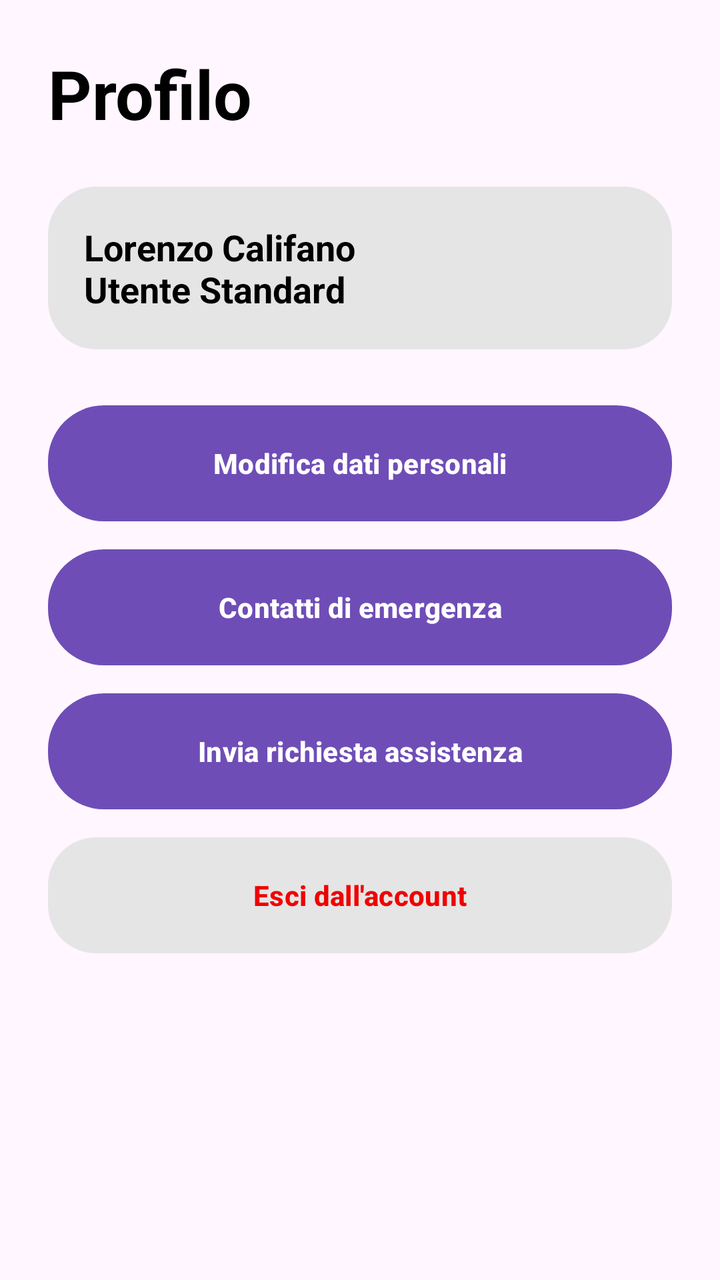
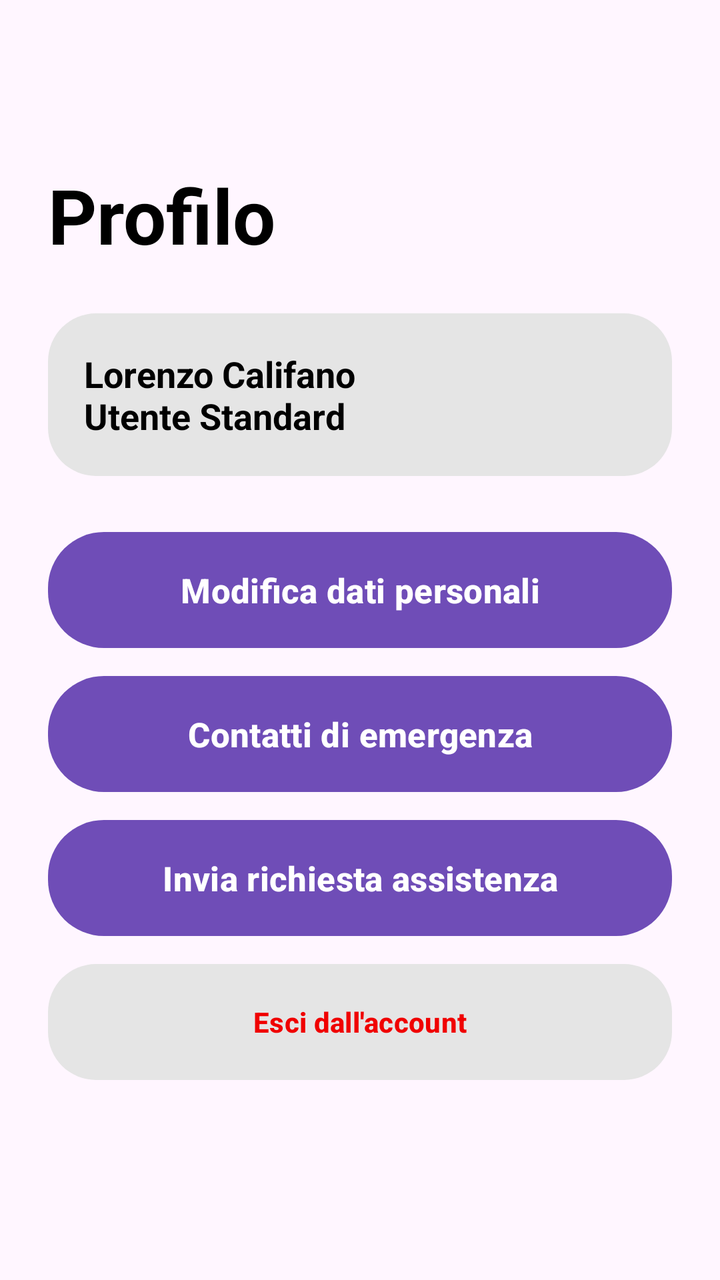

Screens rendered from an Android XML layout before and after an edit, with the pre-edit source and the edit as a unified diff.
<!-- AndroidManifest.xml: application theme Theme.ShieldUp -->
<!-- res/layout/fragment_settings.xml -->
<?xml version="1.0" encoding="utf-8"?>
<ScrollView xmlns:android="http://schemas.android.com/apk/res/android"
    xmlns:app="http://schemas.android.com/apk/res-auto"
    android:layout_width="match_parent"
    android:layout_height="match_parent"
    android:background="@color/shield_light_bg">

    <LinearLayout
        android:layout_width="match_parent"
        android:layout_height="wrap_content"
        android:orientation="vertical"
        android:padding="24dp">

        <TextView
            android:layout_width="wrap_content"
            android:layout_height="wrap_content"
            android:text="Profilo"
            android:textColor="@color/black"
            android:textSize="34sp"
            android:textStyle="bold" />

        <TextView
            android:layout_width="match_parent"
            android:layout_height="wrap_content"
            android:layout_marginTop="24dp"
            android:background="@drawable/bg_gray_button"
            android:padding="18dp"
            android:text="Lorenzo Califano\nUtente Standard"
            android:textColor="@color/black"
            android:textSize="18sp"
            android:textStyle="bold" />

        <Button
            android:id="@+id/btnPersonalData"
            android:layout_width="match_parent"
            android:layout_height="58dp"
            android:layout_marginTop="28dp"
            android:background="@drawable/bg_purple_button"
            android:text="Modifica dati personali"
            android:textColor="@color/white"
            android:textStyle="bold"
            app:backgroundTint="@null" />

        <Button
            android:id="@+id/btnEmergencyContacts"
            android:layout_width="match_parent"
            android:layout_height="58dp"
            android:layout_marginTop="14dp"
            android:background="@drawable/bg_purple_button"
            android:text="Contatti di emergenza"
            android:textColor="@color/white"
            android:textStyle="bold"
            app:backgroundTint="@null" />

        <Button
            android:id="@+id/btnAssistance"
            android:layout_width="match_parent"
            android:layout_height="58dp"
            android:layout_marginTop="14dp"
            android:background="@drawable/bg_purple_button"
            android:text="Invia richiesta assistenza"
            android:textColor="@color/white"
            android:textStyle="bold"
            app:backgroundTint="@null" />

        <Button
            android:id="@+id/btnLogout"
            android:layout_width="match_parent"
            android:layout_height="58dp"
            android:layout_marginTop="14dp"
            android:background="@drawable/bg_gray_button"
            android:text="Esci dall'account"
            android:textColor="@color/emergency_red"
            android:textStyle="bold"
            app:backgroundTint="@null" />

    </LinearLayout>

</ScrollView>
<!-- resources referenced by this layout -->
<resources>
  <color name="black">#000000</color>
  <color name="emergency_red">#F00000</color>
  <color name="shield_light_bg">#FFF6FF</color>
  <color name="white">#FFFFFF</color>
  <!-- drawable bg_gray_button (drawable) -->
  <?xml version="1.0" encoding="utf-8"?>
  <shape xmlns:android="http://schemas.android.com/apk/res/android">
      <solid android:color="@color/soft_gray" />
      <corners android:radius="24dp" />
  </shape>
  <!-- drawable bg_purple_button (drawable) -->
  <?xml version="1.0" encoding="utf-8"?>
  <shape xmlns:android="http://schemas.android.com/apk/res/android">
      <solid android:color="@color/shield_purple" />
      <corners android:radius="28dp" />
  </shape>
  <style name="Theme.ShieldUp" parent="Base.Theme.ShieldUp" />
  <color name="soft_gray">#E5E5E5</color>
  <color name="shield_purple">#6F4DB7</color>
  <style name="Base.Theme.ShieldUp" parent="Theme.Material3.DayNight.NoActionBar">
          
          
      </style>
</resources>

<!-- the commit's change to res/layout/fragment_settings.xml (unified diff, before → after) -->
@@ -9,14 +9,17 @@
         android:layout_width="match_parent"
         android:layout_height="wrap_content"
         android:orientation="vertical"
-        android:padding="24dp">
+        android:paddingStart="24dp"
+        android:paddingTop="82dp"
+        android:paddingEnd="24dp"
+        android:paddingBottom="24dp">
 
         <TextView
             android:layout_width="wrap_content"
             android:layout_height="wrap_content"
             android:text="Profilo"
             android:textColor="@color/black"
-            android:textSize="34sp"
+            android:textSize="38sp"
             android:textStyle="bold" />
 
         <TextView
@@ -36,8 +39,10 @@
             android:layout_height="58dp"
             android:layout_marginTop="28dp"
             android:background="@drawable/bg_purple_button"
+            android:gravity="center"
             android:text="Modifica dati personali"
             android:textColor="@color/white"
+            android:textSize="17sp"
             android:textStyle="bold"
             app:backgroundTint="@null" />
 
@@ -47,8 +52,10 @@
             android:layout_height="58dp"
             android:layout_marginTop="14dp"
             android:background="@drawable/bg_purple_button"
+            android:gravity="center"
             android:text="Contatti di emergenza"
             android:textColor="@color/white"
+            android:textSize="17sp"
             android:textStyle="bold"
             app:backgroundTint="@null" />
 
@@ -58,8 +65,10 @@
             android:layout_height="58dp"
             android:layout_marginTop="14dp"
             android:background="@drawable/bg_purple_button"
+            android:gravity="center"
             android:text="Invia richiesta assistenza"
             android:textColor="@color/white"
+            android:textSize="17sp"
             android:textStyle="bold"
             app:backgroundTint="@null" />
 
@@ -69,6 +78,7 @@
             android:layout_height="58dp"
             android:layout_marginTop="14dp"
             android:background="@drawable/bg_gray_button"
+            android:gravity="center"
             android:text="Esci dall'account"
             android:textColor="@color/emergency_red"
             android:textStyle="bold"
